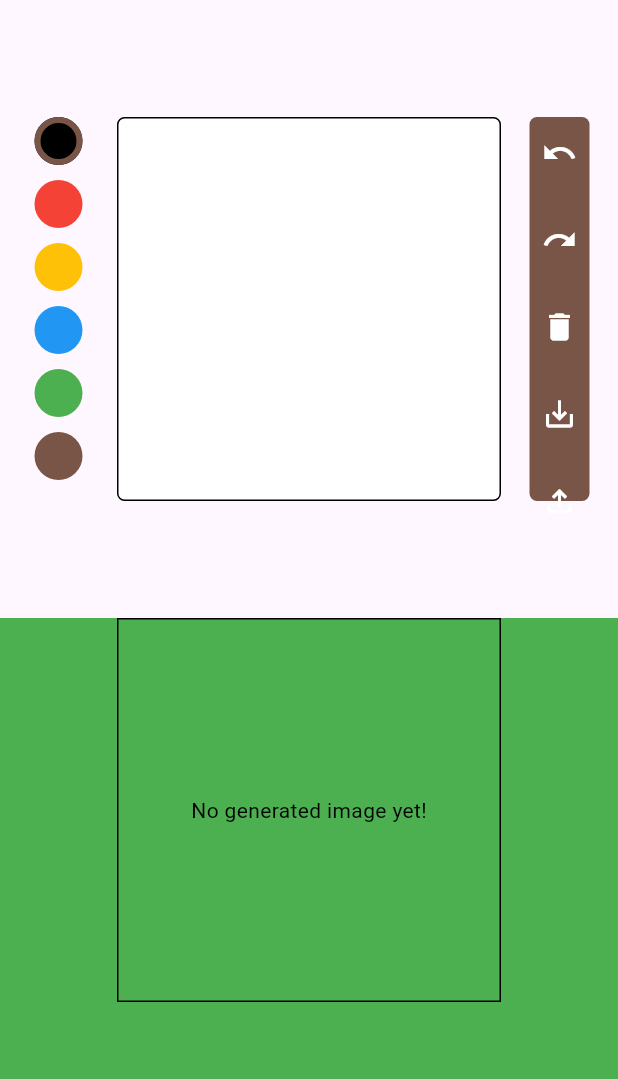
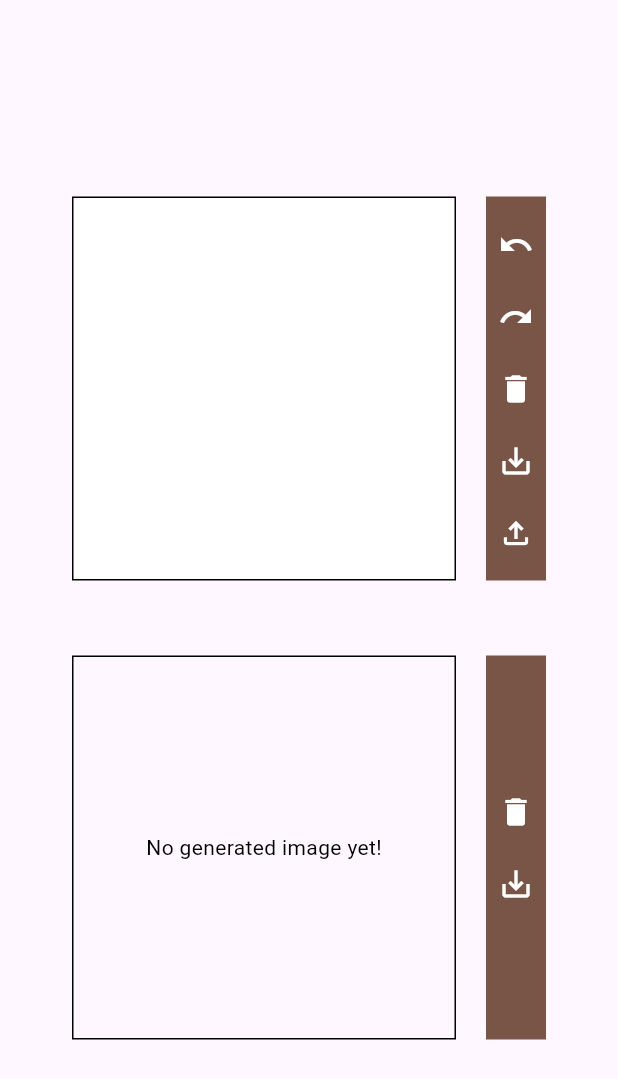
Before and after one commit to offfahad/human-face-sketch-to-real, a Flutter app: the screen it shows after launch, after a tap on the "save alt" icon, on a phone screen of 412 x 824 dp. Shown: the top 1079 px of the screen. Run offline on Flutter 3.47's test engine with Material 3 defaults, Android fonts, the light colour scheme and no system bars; our stand-ins replace cloud_firestore, file_picker, firebase_auth, image_gallery_saver, image_picker, splashscreen; accounts and stored records are empty.

Commit message:
ui-modified

```diff
--- a/Frontend/human_face_generator/lib/drawing_room_screen.dart
+++ b/Frontend/human_face_generator/lib/drawing_room_screen.dart
@@ -398,16 +398,16 @@ void showSaveDialog(BuildContext context, bool isSuccess, String errorMessage) {
     context: context,
     builder: (BuildContext context) {
       return AlertDialog(
-        title: isSuccess ? Text('Success') : Text('Error'),
+        title: isSuccess ? const Text('Success') : const Text('Error'),
         content: isSuccess
-            ? Text('Image saved to gallery')
+            ? const Text('Image saved to gallery')
             : Text('Error saving image: $errorMessage'),
         actions: <Widget>[
           TextButton(
             onPressed: () {
               Navigator.of(context).pop();
             },
-            child: Text('OK'),
+            child: const Text('OK'),
           ),
         ],
       );
--- a/Frontend/human_face_generator/lib/screen2.dart
+++ b/Frontend/human_face_generator/lib/screen2.dart
@@ -8,6 +8,7 @@ import 'package:http/http.dart' as http;
 import 'package:flutter/material.dart';
 import 'package:human_face_generator/custom_painter.dart';
 import 'package:human_face_generator/drawing_point.dart';
+import 'package:image_gallery_saver/image_gallery_saver.dart';
 
 class Screen2 extends StatefulWidget {
   const Screen2({super.key});
@@ -111,66 +112,82 @@ class _Screen2State extends State<Screen2> {
     });
   }
 
+  void saveImageToGallery() async {
+    if (drawingPoints.isNotEmpty) {
+      final recorder = ui.PictureRecorder();
+      final canvas = Canvas(
+        recorder,
+        Rect.fromPoints(const Offset(0.0, 0.0), const Offset(256, 256)),
+      );
+      Paint paint = Paint()
+        ..color = const ui.Color.fromARGB(255, 255, 255, 255)
+        ..strokeCap = StrokeCap.round
+        ..strokeWidth = 2.0;
+      final paint2 = Paint()
+        ..style = PaintingStyle.fill
+        ..color = const ui.Color.fromARGB(255, 0, 0, 0);
+      canvas.drawRect(const Rect.fromLTWH(0, 0, 256, 256), paint2);
+
+      for (int i = 0; i < drawingPoints.length - 1; i++) {
+        for (int j = 0; j < drawingPoints[i].offsets.length - 1; j++) {
+          canvas.drawLine(
+            drawingPoints[i].offsets[j],
+            drawingPoints[i].offsets[j + 1],
+            paint,
+          );
+        }
+      }
+
+      final picture = recorder.endRecording();
+      final img = await picture.toImage(256, 256);
+
+      final pngBytes = await img.toByteData(format: ui.ImageByteFormat.png);
+      final listBytes = Uint8List.view(pngBytes!.buffer);
+
+      // Save to the gallery
+      final result = await ImageGallerySaver.saveImage(listBytes);
+
+      if (result['isSuccess']) {
+        showSaveDialog(context, true, '');
+      } else {
+        showSaveDialog(context, false, result['errorMessage']);
+      }
+    }
+  }
+
+  void showSaveDialog(
+      BuildContext context, bool isSuccess, String errorMessage) {
+    showDialog(
+      context: context,
+      builder: (BuildContext context) {
+        return AlertDialog(
+          title: isSuccess ? const Text('Success') : const Text('Error'),
+          content: isSuccess
+              ? const Text('Image saved to gallery')
+              : Text('Error saving image: $errorMessage'),
+          actions: <Widget>[
+            TextButton(
+              onPressed: () {
+                Navigator.of(context).pop();
+              },
+              child: const Text('OK'),
+            ),
+          ],
+        );
+      },
+    );
+  }
+
   @override
   Widget build(BuildContext context) {
     return Scaffold(
       body: Center(
-        child: SizedBox(
-          width: MediaQuery.of(context).size.width,
-          height: MediaQuery.of(context).size.height,
-          child: Column(
-            children: [
-              Expanded(
-                child: Container(
-                  child: Row(
-                    mainAxisAlignment: MainAxisAlignment.spaceEvenly,
-                    children: [
-                      Expanded(
         child: Column(
           mainAxisAlignment: MainAxisAlignment.center,
           children: [
-                            Padding(
-                              padding: const EdgeInsets.only(left: 0),
-                              child: SizedBox(
-                                height: 256,
-                                child: ListView.separated(
-                                  scrollDirection: Axis.vertical,
-                                  itemCount: avaiableColor.length,
-                                  separatorBuilder: (_, __) {
-                                    return const SizedBox(
-                                      height: 10,
-                                    );
-                                  },
-                                  itemBuilder: (context, index) {
-                                    return GestureDetector(
-                                      onTap: () {
-                                        setState(() {
-                                          selectedColor = avaiableColor[index];
-                                        });
-                                      },
-                                      child: Container(
-                                        width: 32,
-                                        height: 32,
-                                        decoration: BoxDecoration(
-                                            color: avaiableColor[index],
-                                            shape: BoxShape.circle),
-                                        foregroundDecoration: BoxDecoration(
-                                            border: selectedColor ==
-                                                    avaiableColor[index]
-                                                ? Border.all(
-                                                    color: Colors.brown,
-                                                    width: 4)
-                                                : null,
-                                            shape: BoxShape.circle),
-                                      ),
-                                    );
-                                  },
-                                ),
-                              ),
-                            ),
-                          ],
-                        ),
-                      ),
+            Row(
+              mainAxisAlignment: MainAxisAlignment.center,
+              children: [
                 Column(
                   mainAxisAlignment: MainAxisAlignment.center,
                   children: [
@@ -179,7 +196,7 @@ class _Screen2State extends State<Screen2> {
                       height: 256,
                       decoration: BoxDecoration(
                         borderRadius: const BorderRadius.all(
-                                Radius.circular(5),
+                          Radius.circular(0),
                         ),
                         color: Colors.white,
                         border: Border.all(
@@ -207,8 +224,7 @@ class _Screen2State extends State<Screen2> {
                         onPanUpdate: (details) {
                           setState(() {
                             if (currentDrawingPoint == null) return;
-                                  currentDrawingPoint =
-                                      currentDrawingPoint?.copyWith(
+                            currentDrawingPoint = currentDrawingPoint?.copyWith(
                               offsets: currentDrawingPoint!.offsets
                                 ..add(details.localPosition),
                             );
@@ -228,10 +244,23 @@ class _Screen2State extends State<Screen2> {
                         ),
                       ),
                     ),
+                    const SizedBox(height: 50),
+                    Container(
+                      width: 256,
+                      height: 256,
+                      decoration: BoxDecoration(
+                        border: Border.all(color: Colors.black, width: 1.0),
+                      ),
+                      child: const Center(
+                          child: Text(
+                        'No generated image yet!',
+                        style: TextStyle(color: Colors.black),
+                      )),
+                    ),
                   ],
                 ),
-                      Expanded(
-                        child: Column(
+                const SizedBox(width: 20),
+                Column(
                   mainAxisAlignment: MainAxisAlignment.center,
                   children: [
                     Container(
@@ -240,11 +269,11 @@ class _Screen2State extends State<Screen2> {
                       decoration: const BoxDecoration(
                         color: Colors.brown,
                         borderRadius: BorderRadius.all(
-                                  Radius.circular(5),
+                          Radius.circular(0),
                         ),
                       ),
                       child: Column(
-                                mainAxisAlignment: MainAxisAlignment.start,
+                        mainAxisAlignment: MainAxisAlignment.center,
                         children: [
                           IconButton(
                             onPressed: () {
@@ -262,7 +291,7 @@ class _Screen2State extends State<Screen2> {
                             ),
                           ),
                           const SizedBox(
-                                    height: 10,
+                            height: 0,
                           ),
                           IconButton(
                             onPressed: () {
@@ -270,8 +299,7 @@ class _Screen2State extends State<Screen2> {
                                   historyDrawingPoints.length) {
                                 // 6 length 7
                                 final index = drawingPoints.length;
-                                        drawingPoints
-                                            .add(historyDrawingPoints[index]);
+                                drawingPoints.add(historyDrawingPoints[index]);
                                 saveToImage(drawingPoints);
                               }
                             },
@@ -281,7 +309,7 @@ class _Screen2State extends State<Screen2> {
                             ),
                           ),
                           const SizedBox(
-                                    height: 10,
+                            height: 0,
                           ),
                           IconButton(
                             onPressed: () {
@@ -295,17 +323,19 @@ class _Screen2State extends State<Screen2> {
                             ),
                           ),
                           const SizedBox(
-                                    height: 10,
+                            height: 0,
                           ),
                           IconButton(
-                                    onPressed: () {},
+                            onPressed: () {
+                              saveImageToGallery();
+                            },
                             icon: const Icon(
                               Icons.save_alt_outlined,
                               color: Colors.white,
                             ),
                           ),
                           const SizedBox(
-                                    height: 10,
+                            height: 0,
                           ),
                           IconButton(
                             onPressed: () {
@@ -319,44 +349,51 @@ class _Screen2State extends State<Screen2> {
                         ],
                       ),
                     ),
+                    const SizedBox(height: 50),
+                    Container(
+                      height: 256,
+                      width: 40,
+                      decoration: const BoxDecoration(
+                        color: Colors.brown,
+                        borderRadius: BorderRadius.all(
+                          Radius.circular(0),
+                        ),
+                      ),
+                      child: Column(
+                        mainAxisAlignment: MainAxisAlignment.center,
+                        children: [
+                          IconButton(
+                            onPressed: () {
+                              drawingPoints.clear();
+                              historyDrawingPoints.clear();
+                              //image = null;
+                            },
+                            icon: const Icon(
+                              Icons.delete,
+                              color: Colors.white,
+                            ),
+                          ),
+                          const SizedBox(
+                            height: 0,
+                          ),
+                          IconButton(
+                            onPressed: () {},
+                            icon: const Icon(
+                              Icons.save_alt_outlined,
+                              color: Colors.white,
+                            ),
+                          ),
+                          const SizedBox(
+                            height: 0,
+                          ),
                         ],
                       ),
                     ),
                   ],
                 ),
-                ),
-              ),
-              Expanded(
-                child: Container(
-                  color: Colors.green, // Color of the second container
-                  // Add your widgets for the second container here
-                  child: Row(
-                    mainAxisAlignment: MainAxisAlignment.spaceEvenly,
-                    children: [
-                      Column(
-                        mainAxisAlignment: MainAxisAlignment.start,
-                        children: [
-                          Container(
-                            width: 256,
-                            height: 256,
-                            decoration: BoxDecoration(
-                              border:
-                                  Border.all(color: Colors.black, width: 1.0),
-                            ),
-                            child: const Center(
-                                child: Text(
-                              'No generated image yet!',
-                              style: TextStyle(color: Colors.black),
-                            )),
+              ],
             ),
           ],
-                      )
-                    ],
-                  ),
-                ),
-              ),
-            ],
-          ),
         ),
       ),
     );
```
Lines whose indentation alone changed are shown as unchanged.
